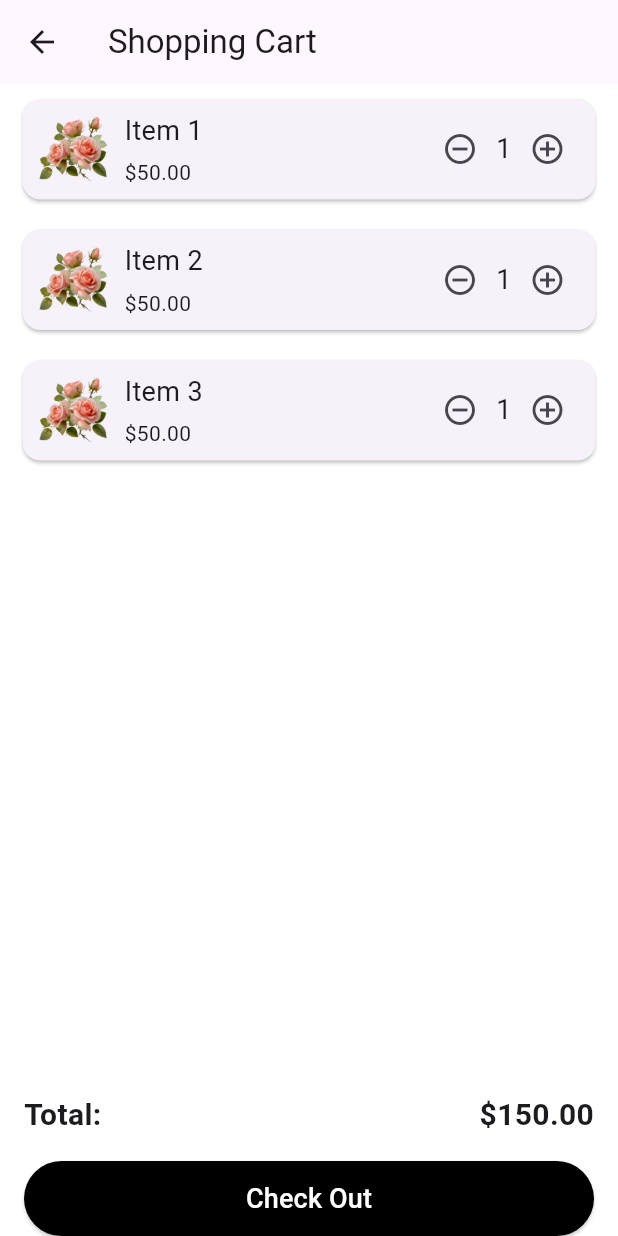
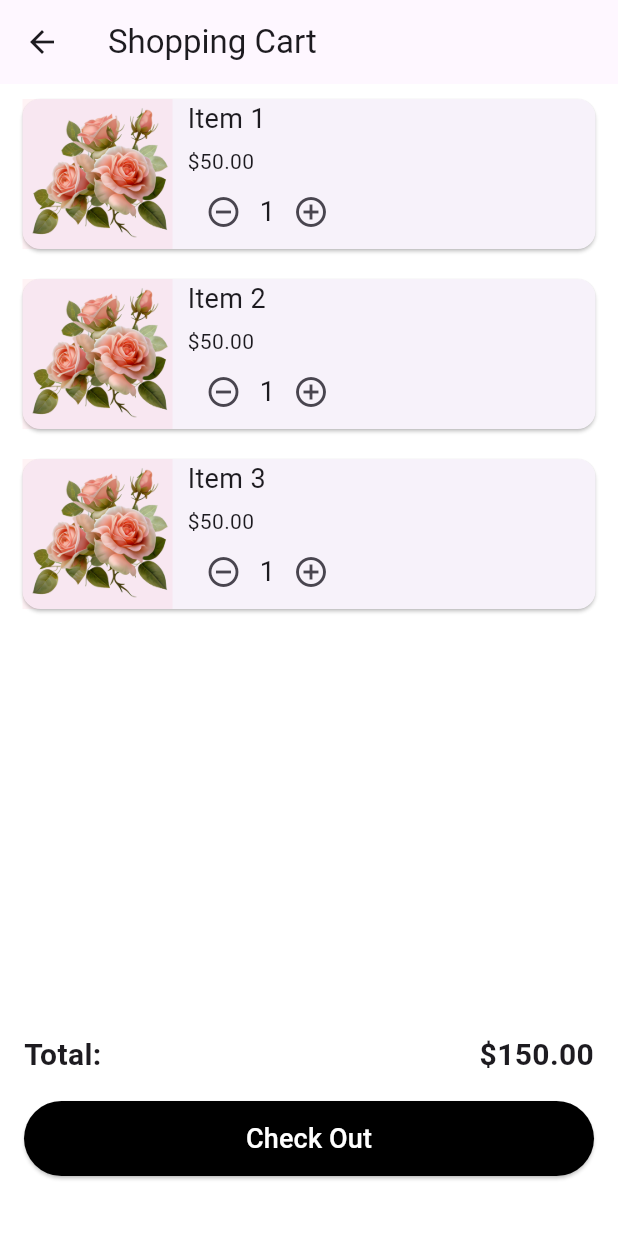
Before and after one commit to trongtran1211/flutter_dart_flower, a Flutter app: the CartScreen screen opened by its route, on a phone screen of 412 x 824 dp. Run offline on Flutter 3.47's test engine with Material 3 defaults, Android fonts, the phone set to English and light mode, and no system bars; our stand-ins replace flutter_svg.

Commit message:
cart hoan chinh giao dien tương đối

```diff
--- a/flower_shop/lib/screens/cart_screen/cart_item.dart
+++ b/flower_shop/lib/screens/cart_screen/cart_item.dart
@@ -1,4 +1,5 @@
 import 'package:flutter/material.dart';
+import 'package:health_care/constants.dart';
 
 class CartItem {
   final String name;
@@ -45,11 +46,24 @@ class _CartItemWidgetState extends State<CartItemWidget> {
     return Card(
       margin: const EdgeInsets.symmetric(vertical: 10, horizontal: 15),
       child: Padding(
-        padding: const EdgeInsets.all(8.0),
+        padding: const EdgeInsets.all(0),
         child: Row(
           children: [
-            Image.asset(widget.cartItem.img,
-                width: 50, height: 50, fit: BoxFit.cover),
+            Container(
+              decoration: BoxDecoration(
+                color: kcolorminor.withOpacity(
+                    0.1), // Màu nền tím, có thể điều chỉnh theo ý của bạn
+                // Để bo tròn viền
+              ),
+              width: 100,
+              height: 100,
+              child: Image.asset(
+                widget.cartItem.img,
+                width: 100,
+                height: 100,
+                fit: BoxFit.cover,
+              ),
+            ),
             const SizedBox(width: 10),
             Expanded(
               child: Column(
@@ -60,9 +74,6 @@ class _CartItemWidgetState extends State<CartItemWidget> {
                   const SizedBox(height: 5),
                   Text(
                       "\$${(widget.cartItem.price * widget.cartItem.quantity).toStringAsFixed(2)}"),
-                ],
-              ),
-            ),
                   Row(
                     children: [
                       IconButton(
@@ -80,6 +91,9 @@ class _CartItemWidgetState extends State<CartItemWidget> {
                 ],
               ),
             ),
+          ],
+        ),
+      ),
     );
   }
 }
--- a/flower_shop/lib/screens/cart_screen/cart_screen.dart
+++ b/flower_shop/lib/screens/cart_screen/cart_screen.dart
@@ -100,6 +100,7 @@ class _CartScreenState extends State<CartScreen> {
                   style: TextStyle(fontSize: 18, color: Colors.white)),
             ),
           ),
+          const SizedBox(height: 40),
         ],
       ),
     );
```
Lines whose indentation alone changed are shown as unchanged.
